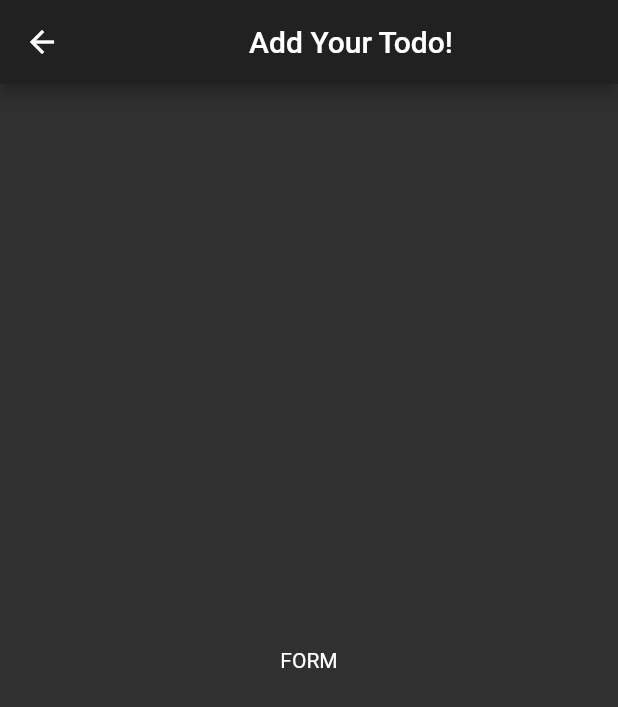
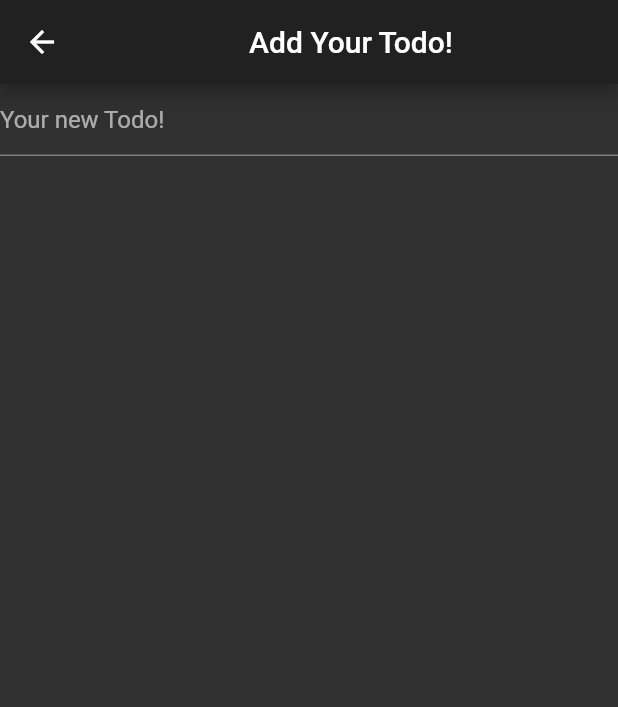
Before and after one commit to SzymanskiFilip/flutter-todo-app, a Flutter app: the AddingScreen screen opened directly, on a phone screen of 412 x 824 dp. Shown: the top 707 px of the screen. Run offline on Flutter 3.47's test engine with Material 2 defaults, Android fonts, the phone set to English and light mode, and no system bars.

Commit message:
created a form on the adding screen

```diff
--- a/todo/lib/adding_screen.dart
+++ b/todo/lib/adding_screen.dart
@@ -8,7 +8,15 @@ class AddingScreen extends StatelessWidget {
         title: Center(child: Text("Add Your Todo!")),
       ),
       body: Center(
-        child: Text("FORM"),
+        child: Form(
+          child: Column(
+            children: <Widget>[
+              TextFormField(
+                decoration: InputDecoration(hintText: 'Your new Todo!'),
+              ),
+            ],
+          ),
+        ),
       ),
     );
   }
```
